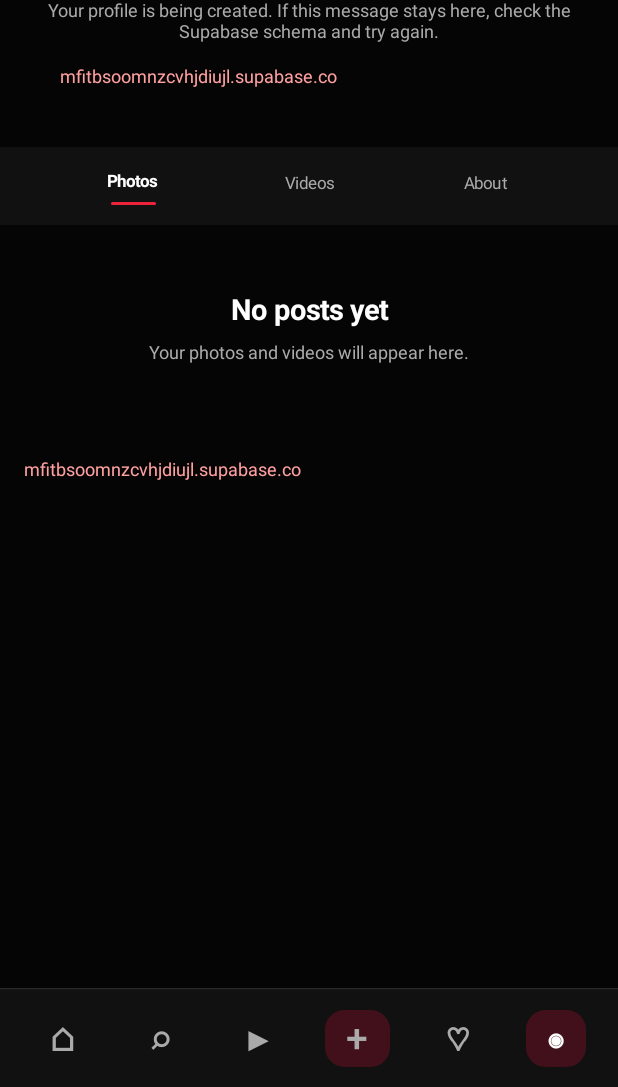
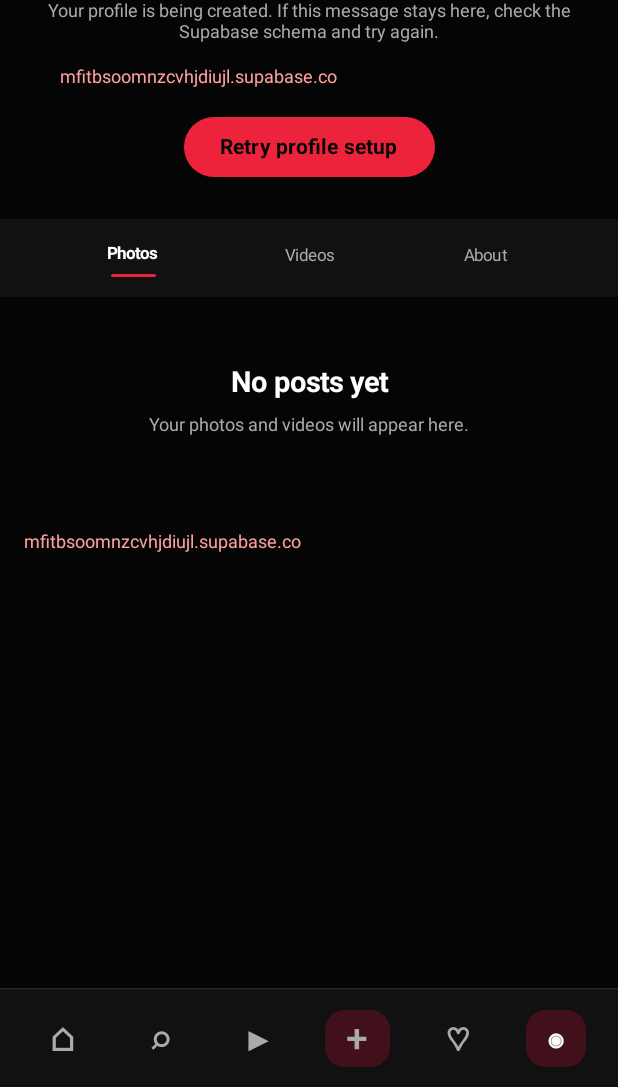
Before and after one commit to pranilgaming1-pixel/Streak-Saver-AI, an Android app built with Jetpack Compose: the composable EzoneMainScreen called with empty values, after a tap on an icon or button, on a phone screen of 412 x 824 dp, the part 149-1236 px from its top. Run offline under Robolectric (Android 15) with nearby library versions, the phone set to English and light mode, and no system bars; pictures from the network do not load; 1 other tap on this screen came first.

Commit message:
Add a retry action when profile setup needs recovery

```diff
--- a/app/src/main/java/com/streaksaver/ai/MainActivity.kt
+++ b/app/src/main/java/com/streaksaver/ai/MainActivity.kt
@@ -807,6 +807,9 @@ private fun EzoneMainScreen(
                                     Text("Set up your Ezone profile", color = EzoneWhite, fontWeight = FontWeight.Bold)
                                     Text("Your profile is being created. If this message stays here, check the Supabase schema and try again.", color = EzoneMuted, fontSize = 12.sp, textAlign = TextAlign.Center)
                                     if (pageError.isNotBlank()) ErrorLine(pageError)
+                                    Button(onClick = { reloadKey++ }, colors = ButtonDefaults.buttonColors(containerColor = EzoneRed)) {
+                                        Text("Retry profile setup", color = EzoneBlack, fontWeight = FontWeight.Bold)
+                                    }
                                 }
                             } else EmptyState("Profile unavailable", "This account may not have finished setting up its profile.")
                         }
```
